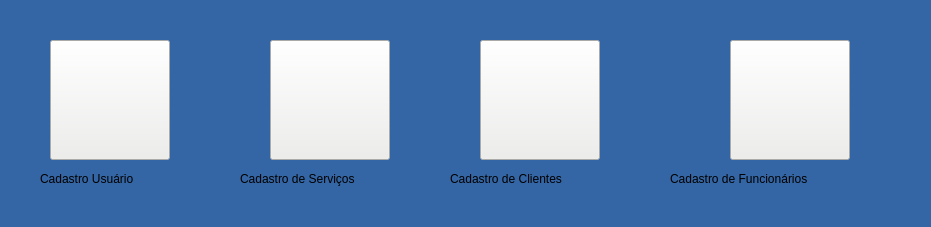
Qt form menu_cadastros.ui (JVwolfart/PROJETO-SALAO-JOVEM-PROGRAMADOR) before a commit.
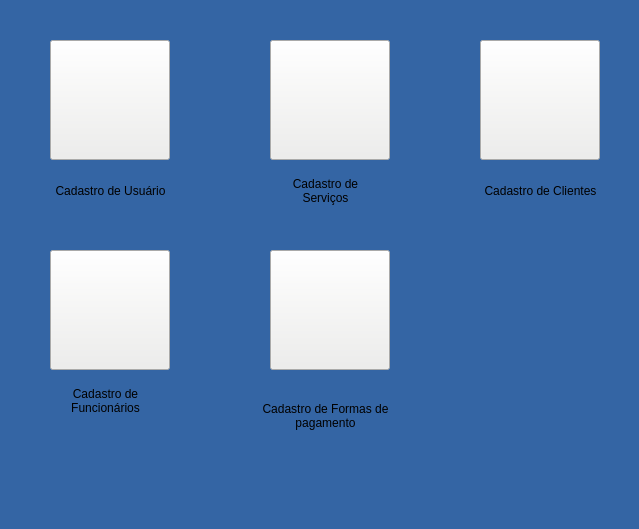
The same form after that commit. Icons and pictures are not drawn.

The edit to the form file:
```diff
--- a/menu_cadastros.ui
+++ b/menu_cadastros.ui
@@ -9,8 +9,8 @@
    <rect>
     <x>0</x>
     <y>0</y>
-    <width>931</width>
-    <height>227</height>
+    <width>639</width>
+    <height>529</height>
    </rect>
   </property>
   <property name="sizePolicy">
@@ -73,14 +73,20 @@
   <widget class="QLabel" name="label">
    <property name="geometry">
     <rect>
-     <x>40</x>
+     <x>50</x>
      <y>170</y>
-     <width>151</width>
-     <height>17</height>
+     <width>121</width>
+     <height>41</height>
     </rect>
    </property>
    <property name="text">
-    <string>Cadastro Usuário</string>
+    <string>Cadastro de Usuário</string>
+   </property>
+   <property name="alignment">
+    <set>Qt::AlignCenter</set>
+   </property>
+   <property name="wordWrap">
+    <bool>true</bool>
    </property>
   </widget>
   <widget class="QPushButton" name="Btn_cadastro_servico">
@@ -125,28 +131,40 @@
   <widget class="QLabel" name="label_2">
    <property name="geometry">
     <rect>
-     <x>240</x>
+     <x>270</x>
      <y>170</y>
-     <width>191</width>
-     <height>17</height>
+     <width>111</width>
+     <height>41</height>
     </rect>
    </property>
    <property name="text">
     <string>Cadastro de Serviços</string>
    </property>
+   <property name="alignment">
+    <set>Qt::AlignCenter</set>
+   </property>
+   <property name="wordWrap">
+    <bool>true</bool>
+   </property>
   </widget>
   <widget class="QLabel" name="label_3">
    <property name="geometry">
     <rect>
-     <x>450</x>
+     <x>480</x>
      <y>170</y>
-     <width>191</width>
-     <height>17</height>
+     <width>121</width>
+     <height>41</height>
     </rect>
    </property>
    <property name="text">
     <string>Cadastro de Clientes</string>
    </property>
+   <property name="alignment">
+    <set>Qt::AlignCenter</set>
+   </property>
+   <property name="wordWrap">
+    <bool>true</bool>
+   </property>
   </widget>
   <widget class="QPushButton" name="Btn_cadastro_cliente">
    <property name="geometry">
@@ -187,21 +205,27 @@
   <widget class="QLabel" name="label_4">
    <property name="geometry">
     <rect>
-     <x>670</x>
-     <y>170</y>
-     <width>221</width>
-     <height>17</height>
+     <x>40</x>
+     <y>380</y>
+     <width>131</width>
+     <height>41</height>
     </rect>
    </property>
    <property name="text">
     <string>Cadastro de Funcionários</string>
    </property>
+   <property name="alignment">
+    <set>Qt::AlignCenter</set>
+   </property>
+   <property name="wordWrap">
+    <bool>true</bool>
+   </property>
   </widget>
   <widget class="QPushButton" name="Btn_cadastro_funcionario">
    <property name="geometry">
     <rect>
-     <x>730</x>
-     <y>40</y>
+     <x>50</x>
+     <y>250</y>
      <width>120</width>
      <height>120</height>
     </rect>
@@ -233,6 +257,67 @@
     </size>
    </property>
   </widget>
+  <widget class="QLabel" name="label_5">
+   <property name="geometry">
+    <rect>
+     <x>250</x>
+     <y>380</y>
+     <width>151</width>
+     <height>71</height>
+    </rect>
+   </property>
+   <property name="inputMethodHints">
+    <set>Qt::ImhMultiLine</set>
+   </property>
+   <property name="text">
+    <string>Cadastro de Formas de pagamento</string>
+   </property>
+   <property name="alignment">
+    <set>Qt::AlignCenter</set>
+   </property>
+   <property name="wordWrap">
+    <bool>true</bool>
+   </property>
+  </widget>
+  <widget class="QPushButton" name="Btn_cadastro_fpag">
+   <property name="geometry">
+    <rect>
+     <x>270</x>
+     <y>250</y>
+     <width>120</width>
+     <height>120</height>
+    </rect>
+   </property>
+   <property name="cursor">
+    <cursorShape>PointingHandCursor</cursorShape>
+   </property>
+   <property name="toolTip">
+    <string>Cadastro a Manutenção de Formas de pagamento</string>
+   </property>
+   <property name="styleSheet">
+    <string notr="true">QPushButton:hover {   
+    border: 20px solid yellow;
+    border-radius: 45px;   
+   
+}
+QPushButton{   
+    background-color:rgb(238, 238, 236);
+}</string>
+   </property>
+   <property name="text">
+    <string/>
+   </property>
+   <property name="icon">
+    <iconset>
+     <normaloff>IMAGENS/icone_fpag.png</normaloff>IMAGENS/icone_fpag.png</iconset>
+   </property>
+   <property name="iconSize">
+    <size>
+     <width>100</width>
+     <height>100</height>
+    </size>
+   </property>
+  </widget>
  </widget>
  <resources/>
  <connections/>
```
Left out of the diff: 3 changed lines with no effect on the pictures.
